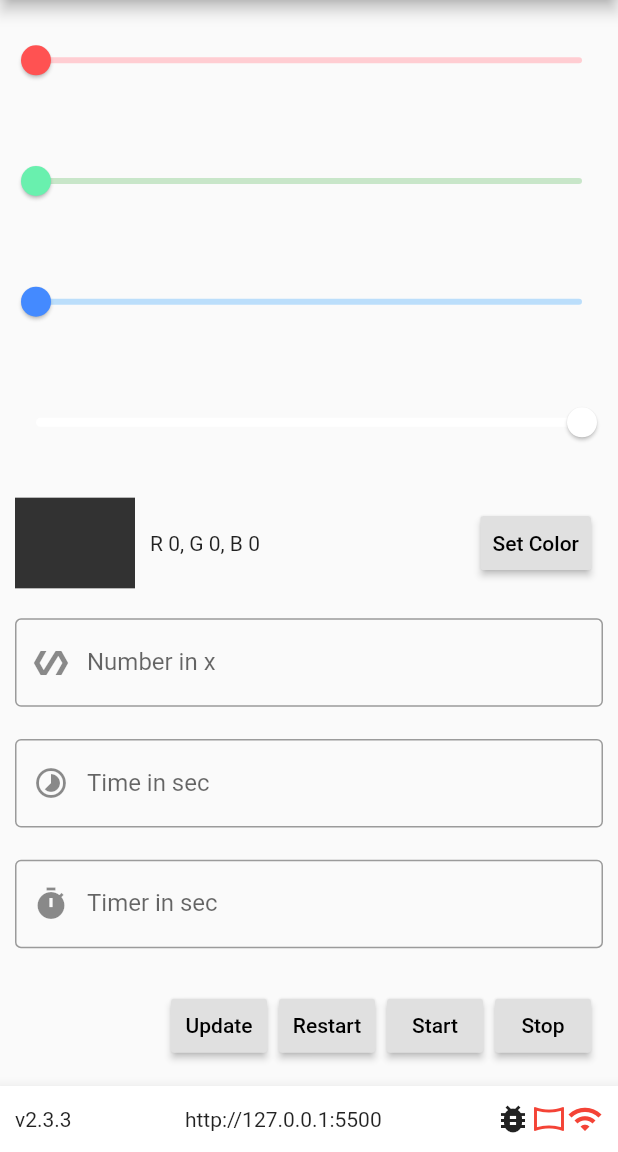
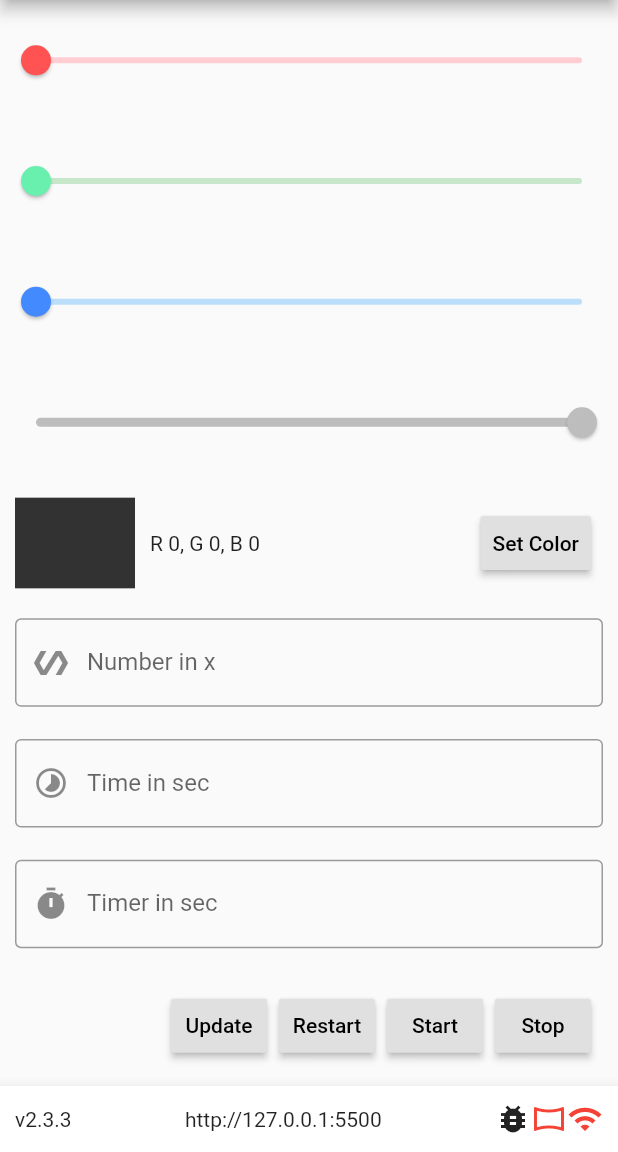
Before and after one commit to Excyto/PixLeZ, a Flutter app: the ColorTheme screen opened directly, in the side drawer, after a tap on "Controller", on a phone screen of 412 x 824 dp, the part 84-1236 px from its top. Run offline on Flutter 3.47's test engine with Material 2 defaults, Android fonts, the phone set to English and light mode, and no system bars; our stand-ins replace flutter_markdown, hive, hive_flutter; accounts and stored records are empty; network calls fail.

```diff
--- a/PixLeZ_Application/lib/configuration.dart
+++ b/PixLeZ_Application/lib/configuration.dart
@@ -126,7 +126,7 @@ class _MyWidgetState extends State<ConfigurationStarter>
                 onChanged: (value) {
                   setState(() {
                     _valR_src = value;
-                    _valR = _valR_src*(_valAlpha/100);
+                    _valR = _valR_src * (_valAlpha / 100);
                   });
                 },
               ),
@@ -148,7 +148,7 @@ class _MyWidgetState extends State<ConfigurationStarter>
                 onChanged: (value) {
                   setState(() {
                     _valG_src = value;
-                    _valG = _valG_src*(_valAlpha/100);
+                    _valG = _valG_src * (_valAlpha / 100);
                   });
                 },
               ),
@@ -170,7 +170,7 @@ class _MyWidgetState extends State<ConfigurationStarter>
                 onChanged: (value) {
                   setState(() {
                     _valB_src = value;
-                    _valB = _valB_src*(_valAlpha/100);
+                    _valB = _valB_src * (_valAlpha / 100);
                   });
                 },
               ),
@@ -180,9 +180,9 @@ class _MyWidgetState extends State<ConfigurationStarter>
             flex: 1,
             child: SliderTheme(
               data: SliderTheme.of(context).copyWith(
-                activeTrackColor: Colors.white,
-                inactiveTrackColor: Colors.white12,
-                thumbColor: Colors.white,
+                activeTrackColor: Colors.grey[400],
+                inactiveTrackColor: Colors.grey[200],
+                thumbColor: Colors.grey[400],
                 overlayColor: Colors.white.withAlpha(32),
               ),
               child: Slider(
@@ -193,9 +193,9 @@ class _MyWidgetState extends State<ConfigurationStarter>
                 onChanged: (value) {
                   setState(() {
                     _valAlpha = value;
-                    _valB = _valB_src*(_valAlpha/100);
-                    _valG = _valG_src*(_valAlpha/100);
-                    _valR = _valR_src*(_valAlpha/100);
+                    _valB = _valB_src * (_valAlpha / 100);
+                    _valG = _valG_src * (_valAlpha / 100);
+                    _valR = _valR_src * (_valAlpha / 100);
                   });
                 },
               ),
--- a/PixLeZ_Application/lib/data/state_notifier.dart
+++ b/PixLeZ_Application/lib/data/state_notifier.dart
@@ -45,8 +45,8 @@ class StateNotifier extends ChangeNotifier {
     }
   }
 
-  void setActivConfig(ColThemeConfiguration list) {
-    activConfig = list;
+  void setActivConfig(ColThemeConfiguration colThemeConfiguration) {
+    activConfig = colThemeConfiguration;
     notifyListeners();
   }
 
```
Also changed, not shown: PixLeZ_Application/pubspec.lock, 5 other files.
